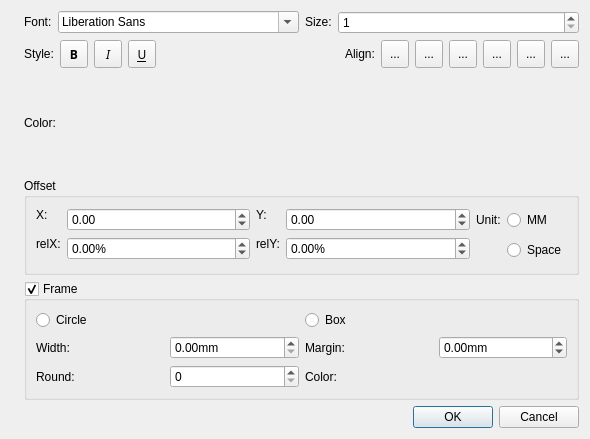
Qt form mscore/mscore/textproperties.ui (musescore/musescore-old) before a commit.
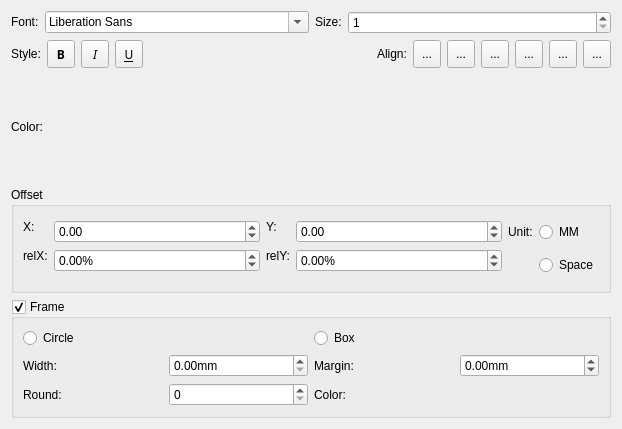
The same form after that commit. Icons and pictures are not drawn. Custom widgets are drawn as their Qt base class.

```diff
--- a/mscore/mscore/textproperties.ui
+++ b/mscore/mscore/textproperties.ui
@@ -1,42 +1,23 @@
 <?xml version="1.0" encoding="UTF-8"?>
 <ui version="4.0">
- <class>TextProperties</class>
- <widget class="QDialog" name="TextProperties">
+ <class>TextPropertiesBase</class>
+ <widget class="QWidget" name="TextPropertiesBase">
   <property name="geometry">
    <rect>
     <x>0</x>
     <y>0</y>
-    <width>590</width>
-    <height>439</height>
+    <width>622</width>
+    <height>429</height>
    </rect>
   </property>
   <property name="windowTitle">
    <string>MuseScore: Text Properties</string>
   </property>
-  <layout class="QGridLayout" name="gridLayout_3">
-   <item row="0" column="0" rowspan="6">
-    <widget class="QLabel" name="label_14">
-     <property name="sizePolicy">
-      <sizepolicy hsizetype="Fixed" vsizetype="Ignored">
-       <horstretch>0</horstretch>
-       <verstretch>0</verstretch>
-      </sizepolicy>
-     </property>
-     <property name="text">
-      <string/>
-     </property>
-     <property name="pixmap">
-      <pixmap resource="mscore.qrc">:/data/bg1.jpg</pixmap>
-     </property>
-     <property name="scaledContents">
-      <bool>true</bool>
-     </property>
-    </widget>
-   </item>
-   <item row="0" column="1">
-    <layout class="QHBoxLayout" name="horizontalLayout_2">
+  <layout class="QVBoxLayout" name="verticalLayout_3">
+   <item>
+    <layout class="QHBoxLayout" name="horizontalLayout_6">
      <item>
-      <widget class="QLabel" name="label_5">
+      <widget class="QLabel" name="label_25">
        <property name="sizePolicy">
         <sizepolicy hsizetype="Fixed" vsizetype="Fixed">
          <horstretch>0</horstretch>
@@ -56,7 +37,7 @@
       </widget>
      </item>
      <item>
-      <widget class="QLabel" name="label_6">
+      <widget class="QLabel" name="label_26">
        <property name="sizePolicy">
         <sizepolicy hsizetype="Fixed" vsizetype="Fixed">
          <horstretch>0</horstretch>
@@ -86,8 +67,8 @@
      </item>
     </layout>
    </item>
-   <item row="1" column="1">
-    <layout class="QHBoxLayout" name="_2">
+   <item>
+    <layout class="QHBoxLayout" name="_3">
      <property name="spacing">
       <number>6</number>
      </property>
@@ -366,8 +347,8 @@
      </item>
     </layout>
    </item>
-   <item row="2" column="1">
-    <layout class="QHBoxLayout" name="horizontalLayout_3">
+   <item>
+    <layout class="QHBoxLayout" name="horizontalLayout_5">
      <item>
       <widget class="QLabel" name="label_8">
        <property name="sizePolicy">
@@ -409,7 +390,7 @@
      </item>
     </layout>
    </item>
-   <item row="3" column="1">
+   <item>
     <widget class="QGroupBox" name="groupBox">
      <property name="title">
       <string>Offset</string>
@@ -581,7 +562,7 @@
      </layout>
     </widget>
    </item>
-   <item row="4" column="1">
+   <item>
     <widget class="QGroupBox" name="frame">
      <property name="toolTip">
       <string>enable text frame</string>
@@ -621,9 +602,9 @@
        </layout>
       </item>
       <item>
-       <layout class="QGridLayout" name="gridLayout">
+       <layout class="QGridLayout" name="gridLayout_3">
         <item row="0" column="0">
-         <widget class="QLabel" name="label">
+         <widget class="QLabel" name="label_14">
           <property name="text">
            <string>Width:</string>
           </property>
@@ -643,7 +624,7 @@
          </widget>
         </item>
         <item row="0" column="2">
-         <widget class="QLabel" name="label_2">
+         <widget class="QLabel" name="label_15">
           <property name="text">
            <string>Margin:</string>
           </property>
@@ -666,7 +647,7 @@
          </widget>
         </item>
         <item row="1" column="0">
-         <widget class="QLabel" name="label_3">
+         <widget class="QLabel" name="label_16">
           <property name="text">
            <string>Round:</string>
           </property>
@@ -680,7 +661,7 @@
          </widget>
         </item>
         <item row="1" column="2">
-         <widget class="QLabel" name="label_4">
+         <widget class="QLabel" name="label_17">
           <property name="text">
            <string>Color:</string>
           </property>
@@ -698,19 +679,6 @@
      </layout>
     </widget>
    </item>
-   <item row="5" column="1">
-    <widget class="QDialogButtonBox" name="buttonBox">
-     <property name="toolTip">
-      <string>align left</string>
-     </property>
-     <property name="orientation">
-      <enum>Qt::Horizontal</enum>
-     </property>
-     <property name="standardButtons">
-      <set>QDialogButtonBox::Cancel|QDialogButtonBox::Ok</set>
-     </property>
-    </widget>
-   </item>
   </layout>
  </widget>
  <customwidgets>
```
Left out of the diff: 93 changed lines with no effect on the pictures.
